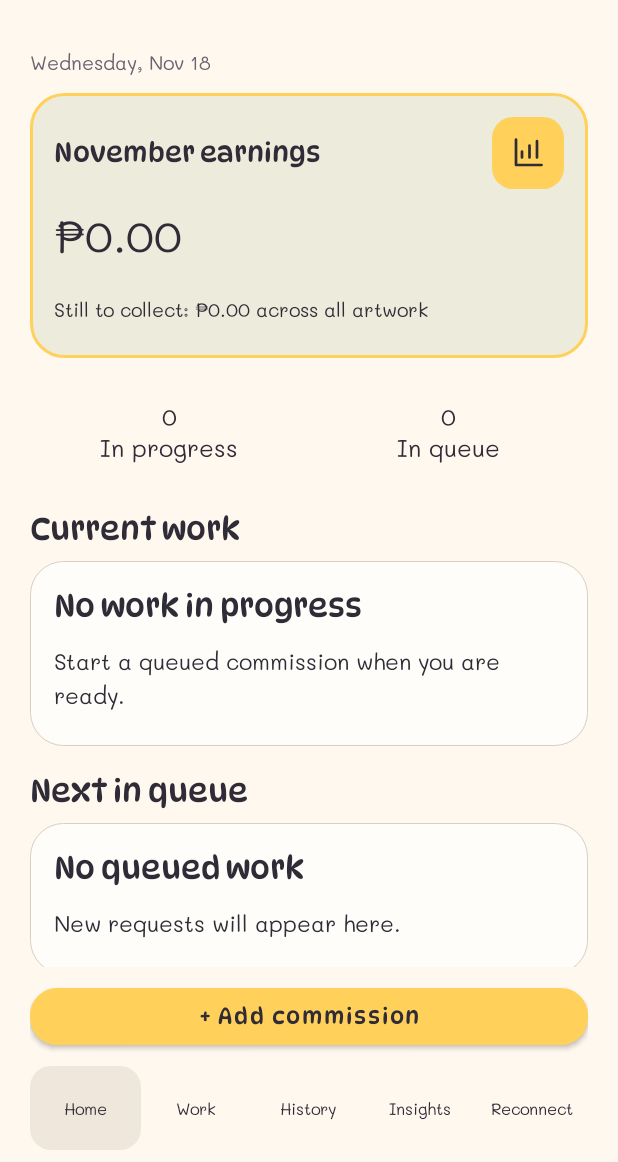
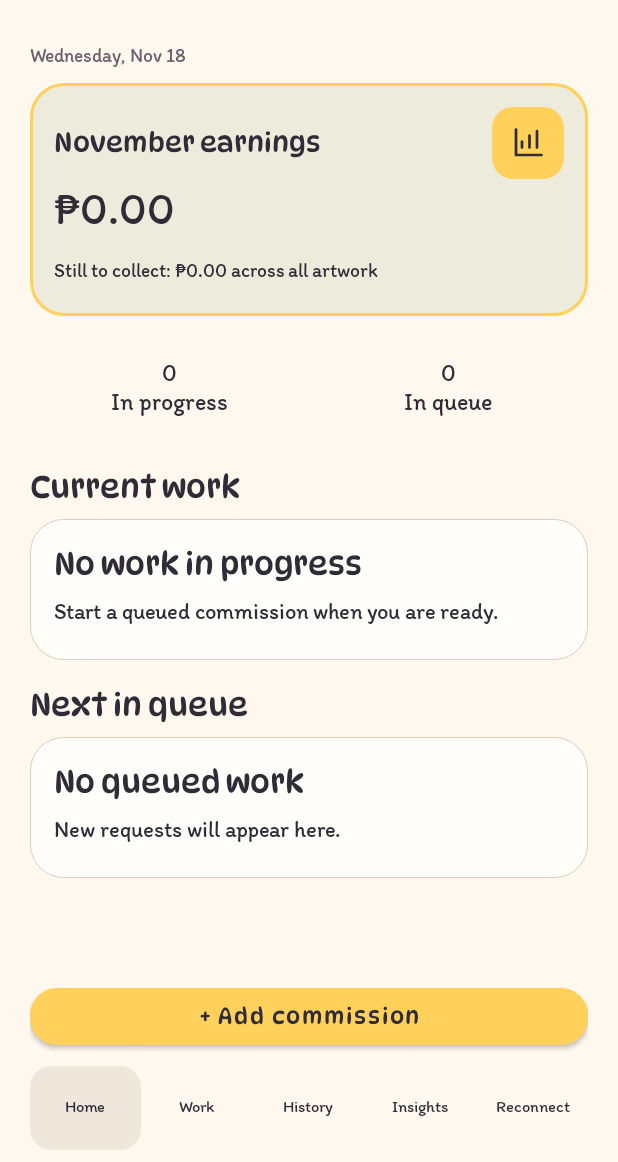
Before and after one commit to yezdenz/obra, an Android app: the screen it shows after launch (MainActivity), on a phone screen of 412 x 824 dp, the part 74-1236 px from its top. Run offline under Robolectric (Android 15) with nearby library versions, the phone set to English and light mode, and no system bars.

Commit message:
Apply Itim to supporting text and calendar controls

```diff
--- a/OBRA/app/src/main/java/com/obra/studio/ui/BaseActivity.kt
+++ b/OBRA/app/src/main/java/com/obra/studio/ui/BaseActivity.kt
@@ -110,7 +110,7 @@ open class BaseActivity: AppCompatActivity() {
     val cream = Color.rgb(255,248,239); val ink = Color.rgb(48,44,55); val muted = Color.rgb(107,98,112)
     val yellow = Color.rgb(255,209,91); val sage = Color.rgb(236,235,220); val lavender = Color.rgb(237,228,244)
     val heading: Typeface by lazy { try { resources.getFont(R.font.dynapuff) } catch (_: Exception) { Typeface.DEFAULT_BOLD } }
-    val supporting: Typeface by lazy { try { resources.getFont(R.font.mali) } catch (_: Exception) { Typeface.DEFAULT } }
+    val supporting: Typeface by lazy { try { resources.getFont(R.font.itim) } catch (_: Exception) { Typeface.DEFAULT } }
     override fun onCreate(state: Bundle?) { super.onCreate(state); setContentView(R.layout.activity_shell)
         body=findViewById(R.id.content); header=findViewById(R.id.header); footer=findViewById(R.id.footer); scroll=findViewById(R.id.scroll)
         ViewCompat.setOnApplyWindowInsetsListener(findViewById(R.id.shell)) { v, i -> val bars=i.getInsets(WindowInsetsCompat.Type.systemBars() or WindowInsetsCompat.Type.ime()); v.setPadding(bars.left,bars.top,bars.right,bars.bottom); i }
--- a/OBRA/app/src/main/res/values/calendar.xml
+++ b/OBRA/app/src/main/res/values/calendar.xml
@@ -1,7 +1,7 @@
 <resources>
     <style name="ThemeOverlay.Obra.Calendar" parent="ThemeOverlay.MaterialComponents.MaterialCalendar">
-        <item name="fontFamily">@font/mali</item>
-        <item name="android:fontFamily">@font/mali</item>
+        <item name="fontFamily">@font/itim</item>
+        <item name="android:fontFamily">@font/itim</item>
         <item name="colorPrimary">#6A507D</item>
         <item name="colorOnPrimary">#FFFDF9</item>
         <item name="colorSurface">#FFF8EF</item>
@@ -14,7 +14,7 @@
         <item name="android:fontFamily">@font/dynapuff</item>
     </style>
     <style name="Obra.CalendarSelection" parent="Widget.MaterialComponents.MaterialCalendar.HeaderSelection">
-        <item name="fontFamily">@font/mali</item>
-        <item name="android:fontFamily">@font/mali</item>
+        <item name="fontFamily">@font/itim</item>
+        <item name="android:fontFamily">@font/itim</item>
     </style>
 </resources>
--- a/OBRA/app/src/main/res/values/styles.xml
+++ b/OBRA/app/src/main/res/values/styles.xml
@@ -1,7 +1,7 @@
 <resources>
     <style name="Theme.Obra" parent="Theme.MaterialComponents.Light.NoActionBar">
-        <item name="android:fontFamily">@font/mali</item>
-        <item name="fontFamily">@font/mali</item>
+        <item name="android:fontFamily">@font/itim</item>
+        <item name="fontFamily">@font/itim</item>
         <item name="android:windowLightStatusBar">true</item>
         <item name="android:windowActionModeOverlay">true</item>
         <item name="android:windowBackground">#FFF8EF</item>
```
